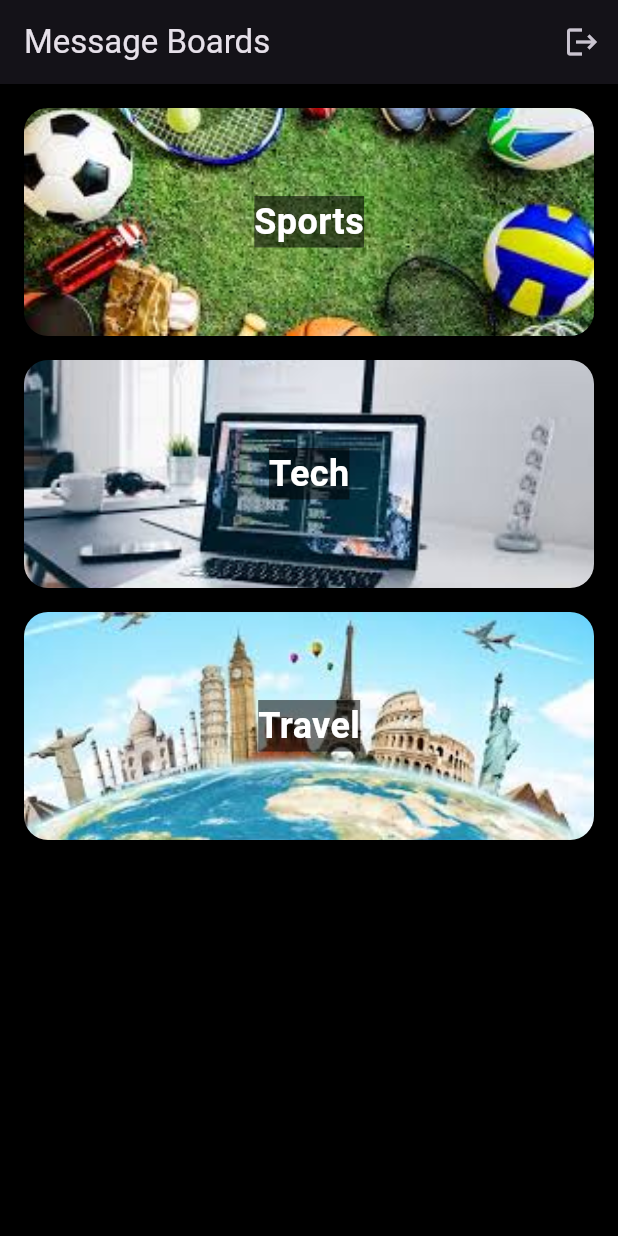
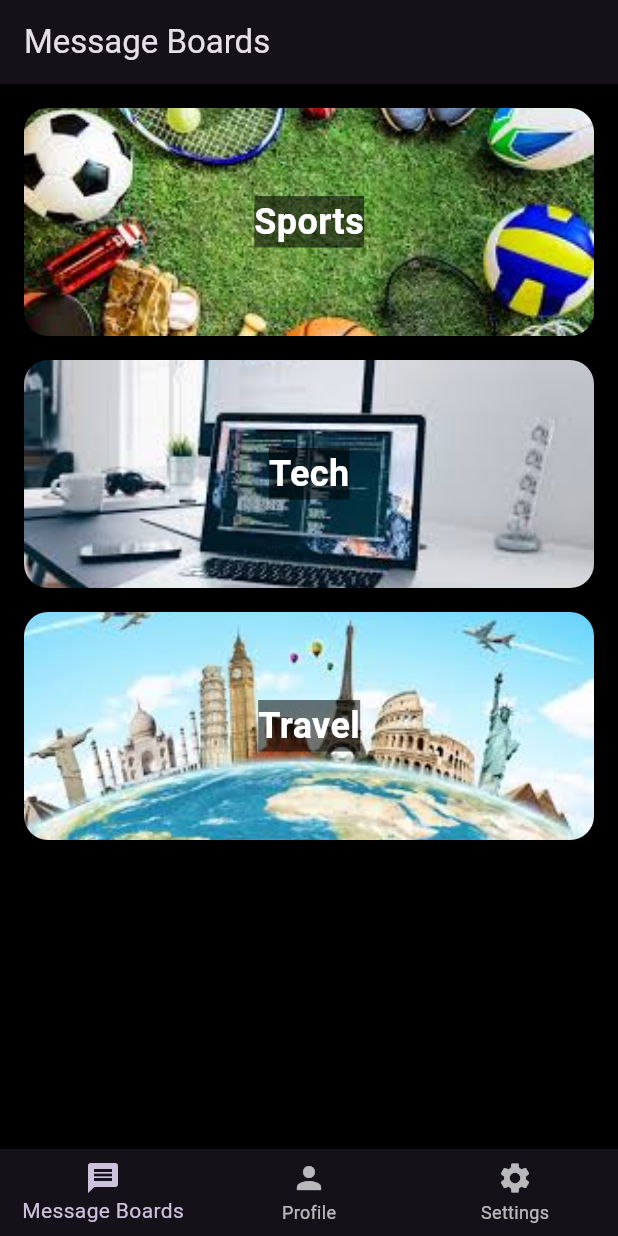
Before and after one commit to abhiramgelle1/HomeWork04_MessageBoardApp, a Flutter app: the screen it shows once a user with an empty profile is signed in, on a phone screen of 412 x 824 dp. Run offline on Flutter 3.47's test engine with Material 3 defaults, Android fonts, the phone set to English and light mode, and no system bars; our stand-ins replace cloud_firestore, firebase_auth, firebase_core; accounts and stored records are empty; network calls fail.

Commit message:
menu bar inculding boards page, profile page and settings page

```diff
--- a/lib/main.dart
+++ b/lib/main.dart
@@ -38,7 +38,7 @@
           return const Center(child: CircularProgressIndicator());
         }
         if (snapshot.hasData) {
-          return LoggedInPage();
+          return const MainPage();
         } else {
           return const LoginPage();
         }
@@ -197,8 +197,56 @@
   }
 }
 
-class LoggedInPage extends StatelessWidget {
-  LoggedInPage({Key? key}) : super(key: key);
+class MainPage extends StatefulWidget {
+  const MainPage({Key? key}) : super(key: key);
+
+  @override
+  State<MainPage> createState() => _MainPageState();
+}
+
+class _MainPageState extends State<MainPage> {
+  int _selectedIndex = 0;
+
+  final List<Widget> _pages = [
+    MessageBoardsPage(),
+    const ProfilePage(),
+    const SettingsPage(),
+  ];
+
+  void _onItemTapped(int index) {
+    setState(() {
+      _selectedIndex = index;
+    });
+  }
+
+  @override
+  Widget build(BuildContext context) {
+    return Scaffold(
+      body: _pages[_selectedIndex],
+      bottomNavigationBar: BottomNavigationBar(
+        currentIndex: _selectedIndex,
+        onTap: _onItemTapped,
+        items: const [
+          BottomNavigationBarItem(
+            icon: Icon(Icons.message),
+            label: 'Message Boards',
+          ),
+          BottomNavigationBarItem(
+            icon: Icon(Icons.person),
+            label: 'Profile',
+          ),
+          BottomNavigationBarItem(
+            icon: Icon(Icons.settings),
+            label: 'Settings',
+          ),
+        ],
+      ),
+    );
+  }
+}
+
+class MessageBoardsPage extends StatelessWidget {
+  MessageBoardsPage({Key? key}) : super(key: key);
 
   final List<String> boardNames = ['Sports', 'Tech', 'Travel'];
   final List<String> boardIcons = [
@@ -210,17 +258,7 @@
   @override
   Widget build(BuildContext context) {
     return Scaffold(
-      appBar: AppBar(
-        title: const Text('Message Boards'),
-        actions: [
-          IconButton(
-            icon: const Icon(Icons.logout),
-            onPressed: () async {
-              await FirebaseAuth.instance.signOut();
-            },
-          ),
-        ],
-      ),
+      appBar: AppBar(title: const Text('Message Boards')),
       body: GridView.builder(
         padding: const EdgeInsets.all(16.0),
         gridDelegate: const SliverGridDelegateWithFixedCrossAxisCount(
@@ -230,15 +268,7 @@
         ),
         itemCount: boardNames.length,
         itemBuilder: (context, index) {
-          return GestureDetector(
-            onTap: () {
-              Navigator.push(
-                context,
-                MaterialPageRoute(
-                    builder: (_) => ChatPage(boardName: boardNames[index])),
-              );
-            },
-            child: Container(
+          return Container(
             decoration: BoxDecoration(
               borderRadius: BorderRadius.circular(16),
               image: DecorationImage(
@@ -257,7 +287,6 @@
                 ),
               ),
             ),
-            ),
           );
         },
       ),
@@ -265,16 +294,35 @@
   }
 }
 
-class ChatPage extends StatelessWidget {
-  final String boardName;
-
-  const ChatPage({Key? key, required this.boardName}) : super(key: key);
+class ProfilePage extends StatelessWidget {
+  const ProfilePage({Key? key}) : super(key: key);
 
   @override
   Widget build(BuildContext context) {
     return Scaffold(
-      appBar: AppBar(title: Text(boardName)),
-      body: const Center(child: Text('Chat page coming soon...')),
+      appBar: AppBar(title: const Text('Profile')),
+      body: const Center(
+        child: Text('Profile Page'),
+      ),
     );
   }
 }
+
+class SettingsPage extends StatelessWidget {
+  const SettingsPage({Key? key}) : super(key: key);
+
+  @override
+  Widget build(BuildContext context) {
+    return Scaffold(
+      appBar: AppBar(title: const Text('Settings')),
+      body: Center(
+        child: ElevatedButton(
+          onPressed: () async {
+            await FirebaseAuth.instance.signOut();
+          },
+          child: const Text('Logout'),
+        ),
+      ),
+    );
+  }
+}
```
Lines whose indentation alone changed are shown as unchanged.
